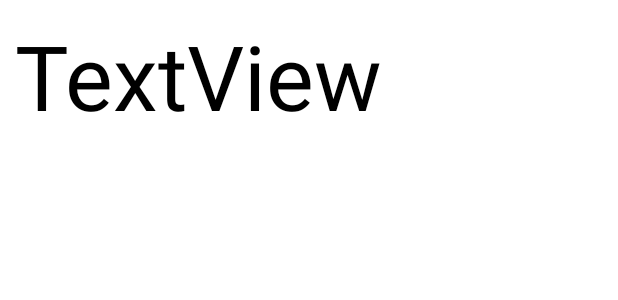
After one commit to SmuuSka/Exercise_6_1, an Android app: the layout customlayout.xml on its own in the app's theme, with its tools: preview values and no code run, on a phone screen of 412 x 824 dp. The commit adds this screen. Shown: the top 300 px of the screen. Run offline under Robolectric (Android 15) with nearby library versions, the phone set to English and light mode, and no system bars.

Commit message:
more cleaning

```diff
--- a/app/src/main/java/fi/samu/aikio/exercise_6_1/President.java
+++ b/app/src/main/java/fi/samu/aikio/exercise_6_1/President.java
@@ -26,4 +26,9 @@ public class President {
     public String getDescription() {
         return description;
     }
+
+    @Override
+    public String toString() {
+        return this.name;
+    }
 }
--- a/app/src/main/java/fi/samu/aikio/exercise_6_1/PresidentDetailsActivity.java
+++ b/app/src/main/java/fi/samu/aikio/exercise_6_1/PresidentDetailsActivity.java
@@ -16,6 +16,7 @@ public class PresidentDetailsActivity extends AppCompatActivity {
         int i = b.getInt(MainActivity.EXTRA, 0);
 
         TextView presidentProfile = findViewById(R.id.presidentTextView);
+
         presidentProfile.setText(Presidents.getInstance().getPresident(i).getName() + "\n" +
                     Presidents.getInstance().getPresident(i).getStart() + " " +
                     Presidents.getInstance().getPresident(i).getStop() + "\n" +
--- /dev/null
+++ b/app/src/main/res/layout/customlayout.xml
@@ -0,0 +1,17 @@
+<?xml version="1.0" encoding="utf-8"?>
+<LinearLayout xmlns:android="http://schemas.android.com/apk/res/android"
+    android:layout_width="match_parent"
+    android:layout_height="match_parent">
+
+    <TextView
+        android:id="@+id/presidentTextView"
+        android:layout_width="wrap_content"
+        android:layout_height="wrap_content"
+        android:layout_marginTop="10dp"
+        android:text="TextView"
+        android:textAlignment="center"
+        android:textColor="@color/black"
+        android:textSize="90px"
+        android:layout_marginLeft="10dp"></TextView>
+
+</LinearLayout>
```
Also changed, not shown: app/src/main/java/fi/samu/aikio/exercise_6_1/MainActivity.java (+1 -7 lines).
